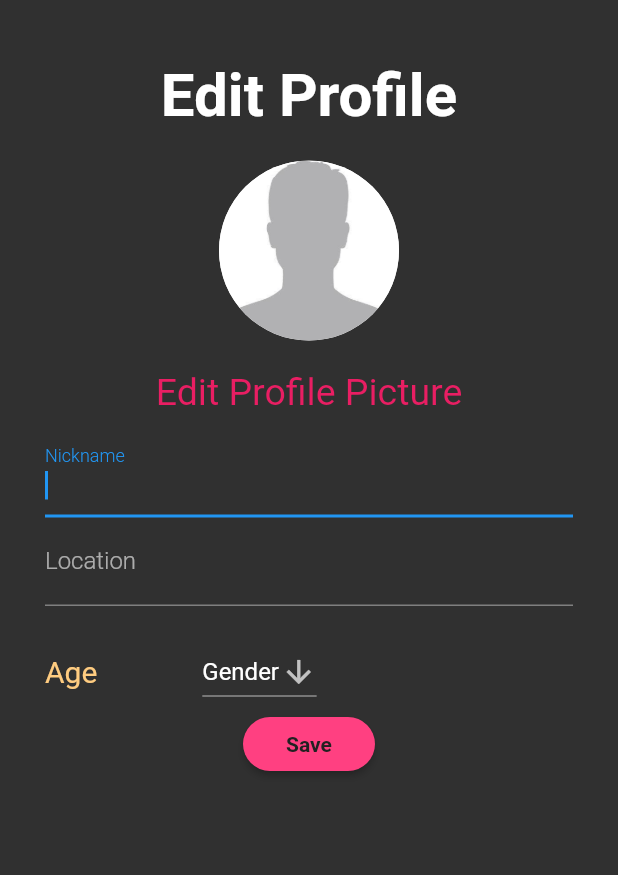
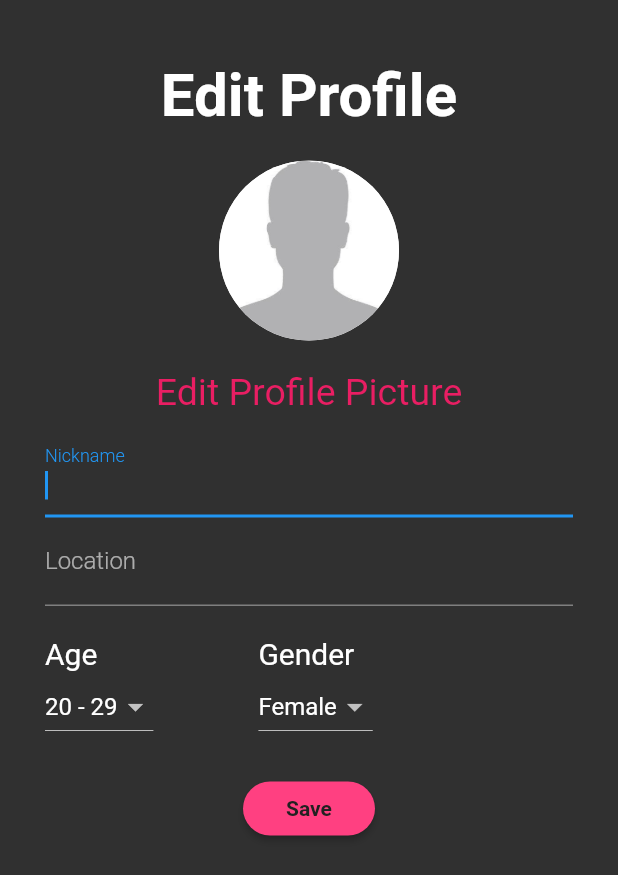
Before and after one commit to Team-Loveal/BeerGarden, a Flutter app: the screen it shows after launch, on a phone screen of 412 x 824 dp. Shown: the top 875 px of the screen. Run offline on Flutter 3.47's test engine with Material 2 defaults, Android fonts, the phone set to English and light mode, and no system bars; our stand-ins replace material_design_icons_flutter.

Commit message:
finished edit profile

```diff
--- a/lib/pages/editProfile.dart
+++ b/lib/pages/editProfile.dart
@@ -7,7 +7,8 @@ class EditProfile extends StatefulWidget {
 
 class _EditProfileState extends State<EditProfile> {
   String age = '20 - 29';
-  String gender = 'Gender';
+  String gender = 'Female';
+
   @override
   Widget build(BuildContext context) {
     return Scaffold(
@@ -83,47 +84,78 @@ class _EditProfileState extends State<EditProfile> {
                       child: Container(
                         child: Row(
                           children: <Widget>[
-//                          Container(
-//                            child: DropdownButton<String>(
-////                              items: 'one',
-//                            ),
-//                          ),
                             Padding(
                               padding: EdgeInsets.only(right: 70),
-                              child: Text(
+                              child: Container(
+                                child: Column(
+                                  crossAxisAlignment: CrossAxisAlignment.start,
+                                  children: <Widget>[
+                                    Text(
                                       'Age',
                                       style: TextStyle(
-                                  color: Colors.orange[200],
+                                        color: Colors.white,
                                         fontSize: 20,
                                       ),
                                     ),
+                                    DropdownButton<String>(
+                                      value: age,
+                                      iconSize: 24,
+                                      onChanged: (String newValue) {
+                                        setState(() {
+                                          age = newValue;
+                                        });
+                                      },
+                                      items: <String>['20 - 29', '30 - 39', '40 - 49', '50 - 59', '60 - 69']
+                                          .map<DropdownMenuItem<String>>(
+                                              (String value) {
+                                            return DropdownMenuItem<String>(
+                                              value: value,
+                                              child: Text(value),
+                                            );
+                                          }).toList(),
+                                    ),
+                                  ],
+                                ),
+                              )
                             ),
                             Container(
-                              child: DropdownButton<String>(
+                              child: Column(
+                                crossAxisAlignment: CrossAxisAlignment.start,
+                                children: <Widget>[
+                                  Text(
+                                    'Gender',
+                                    style: TextStyle(
+                                      color: Colors.white,
+                                      fontSize: 20,
+                                    ),
+                                  ),
+                                  DropdownButton<String>(
                                     value: gender,
-                                icon: Icon(Icons.arrow_downward),
                                     iconSize: 24,
-                                elevation: 16,
-                                onChanged: (String newValue){
+                                    onChanged: (String newValue) {
                                       setState(() {
                                         gender = newValue;
                                       });
                                     },
-                                items: <String>['Gender', 'Female', 'Male', 'Other']
-                                .map<DropdownMenuItem<String>>((String value) {
+                                    items: <String>['Female', 'Male', 'Other']
+                                        .map<DropdownMenuItem<String>>(
+                                            (String value) {
                                       return DropdownMenuItem<String>(
                                         value: value,
                                         child: Text(value),
                                       );
-                                })
-                                .toList(),
+                                    }).toList(),
+                                  ),
+                                ],
                               ),
                             ),
                           ],
                         ),
                       ),
                     ),
-                    RaisedButton(
+                    Padding(
+                      padding: EdgeInsets.only(top: 20),
+                      child: RaisedButton(
                         child: Text(
                           'Save',
                           style: TextStyle(
@@ -135,6 +167,7 @@ class _EditProfileState extends State<EditProfile> {
                         shape: RoundedRectangleBorder(
                             borderRadius: BorderRadius.circular(20)),
                         onPressed: () => {},
+                      ),
                     )
                   ],
                 ),
```
Lines whose indentation alone changed are shown as unchanged.
